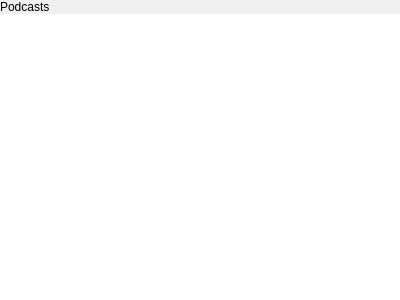
This is plugins/PodcastPlugin/widgets/subscribedpodcastswidget.ui in theCheeseboard/theBeat as Qt 5 draws it before an edit. The edited form follows.
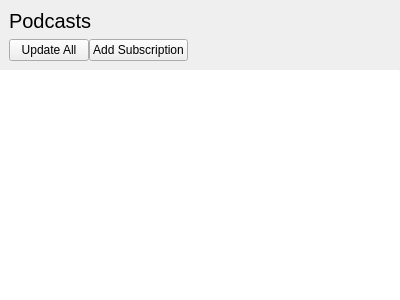
This is the edited form. Icons and pictures are not drawn. Custom widgets are drawn as their Qt base class.

Commit message: Nicer podcast episode listing

Diff of the .ui file:
```diff
--- a/plugins/PodcastPlugin/widgets/subscribedpodcastswidget.ui
+++ b/plugins/PodcastPlugin/widgets/subscribedpodcastswidget.ui
@@ -53,9 +53,74 @@
         <number>0</number>
        </property>
        <item>
-        <widget class="tTitleLabel" name="titleLabel">
-         <property name="text">
-          <string>Podcasts</string>
+        <widget class="QWidget" name="playlistsTopWidget" native="true">
+         <layout class="QVBoxLayout" name="verticalLayout_3">
+          <item>
+           <widget class="QLabel" name="titleLabel_2">
+            <property name="font">
+             <font>
+              <pointsize>15</pointsize>
+             </font>
+            </property>
+            <property name="text">
+             <string>Podcasts</string>
+            </property>
+           </widget>
+          </item>
+          <item>
+           <layout class="QHBoxLayout" name="horizontalLayout_4">
+            <property name="spacing">
+             <number>0</number>
+            </property>
+            <item>
+             <widget class="QPushButton" name="updateButton">
+              <property name="text">
+               <string>Update All</string>
+              </property>
+              <property name="icon">
+               <iconset theme="view-refresh">
+                <normaloff>../../../application</normaloff>../../../application</iconset>
+              </property>
+             </widget>
+            </item>
+            <item>
+             <widget class="QPushButton" name="addButton">
+              <property name="text">
+               <string>Add Subscription</string>
+              </property>
+              <property name="icon">
+               <iconset theme="list-add"/>
+              </property>
+             </widget>
+            </item>
+            <item>
+             <spacer name="horizontalSpacer_2">
+              <property name="orientation">
+               <enum>Qt::Horizontal</enum>
+              </property>
+              <property name="sizeHint" stdset="0">
+               <size>
+                <width>40</width>
+                <height>20</height>
+               </size>
+              </property>
+             </spacer>
+            </item>
+           </layout>
+          </item>
+         </layout>
+        </widget>
+       </item>
+       <item>
+        <widget class="Line" name="singlePixelHorizontalLine">
+         <property name="maximumSize">
+          <size>
+           <width>16777215</width>
+           <height>1</height>
+          </size>
+         </property>
+         <property name="orientation">
+          <enum>Qt::Horizontal</enum>
          </property>
         </widget>
        </item>
@@ -72,16 +137,6 @@
    </item>
   </layout>
  </widget>
- <customwidgets>
-  <customwidget>
-   <class>tTitleLabel</class>
-   <extends>QLabel</extends>
-   <header location="global">ttitlelabel.h</header>
-   <slots>
-    <signal>backButtonClicked()</signal>
-   </slots>
-  </customwidget>
- </customwidgets>
  <resources/>
  <connections/>
 </ui>
```
The commit also changes 13 other files.
